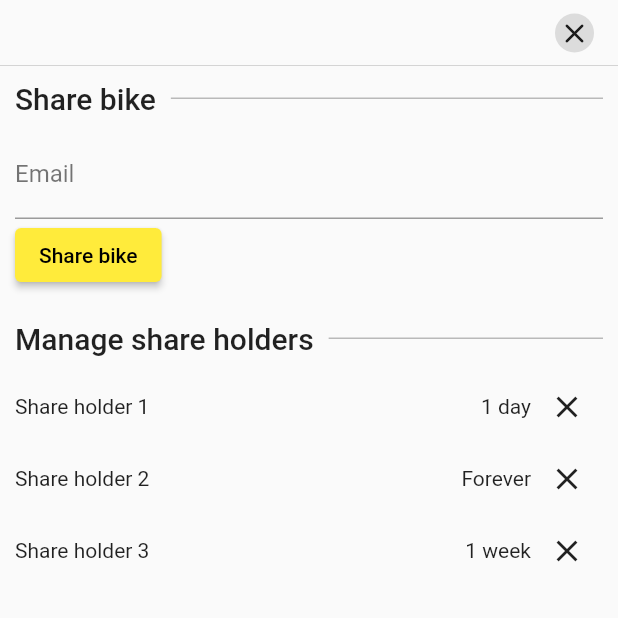
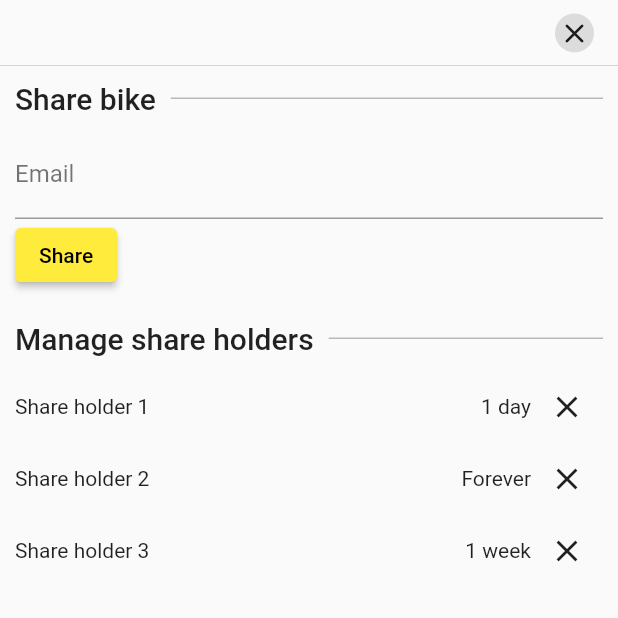
Before and after one commit to mjarkk/vanmoof-web-controller, a Flutter app: the ShareSettings screen opened directly with empty values, on a phone screen of 412 x 824 dp, the top half of it. Run offline on Flutter 3.47's test engine with Material 2 defaults, Android fonts, the phone set to English and light mode, and no system bars; drawn by our look-alikes of modal_bottom_sheet; our stand-ins replace dio, email_validator, flutter_blue_plus, flutter_secure_storage, hex, hive and 1 more; missing offline and left inert: animated_fractionally_sized_box, pointycastle; accounts and stored records are empty.

Commit message:
Share bike button -> share
Co-Authored-By: Mark Kopenga <15320763+mjarkk@users.noreply.github.com>

```diff
--- a/app/lib/routes/settings.dart
+++ b/app/lib/routes/settings.dart
@@ -115,7 +115,7 @@ class ShareSettings extends StatelessWidget {
                         onPressed: () {
                           log('Share bike pressed');
                         },
-                        child: const Text('Share bike'),
+                        child: const Text('Share'),
                       ),
                     ],
                   ),
```
